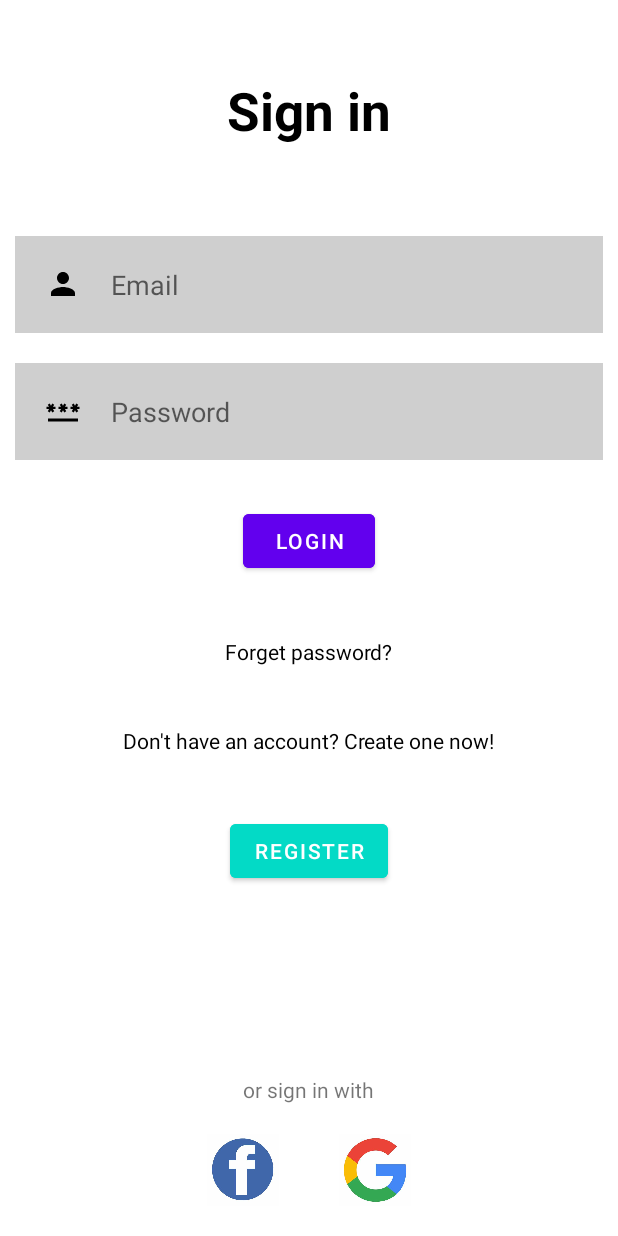
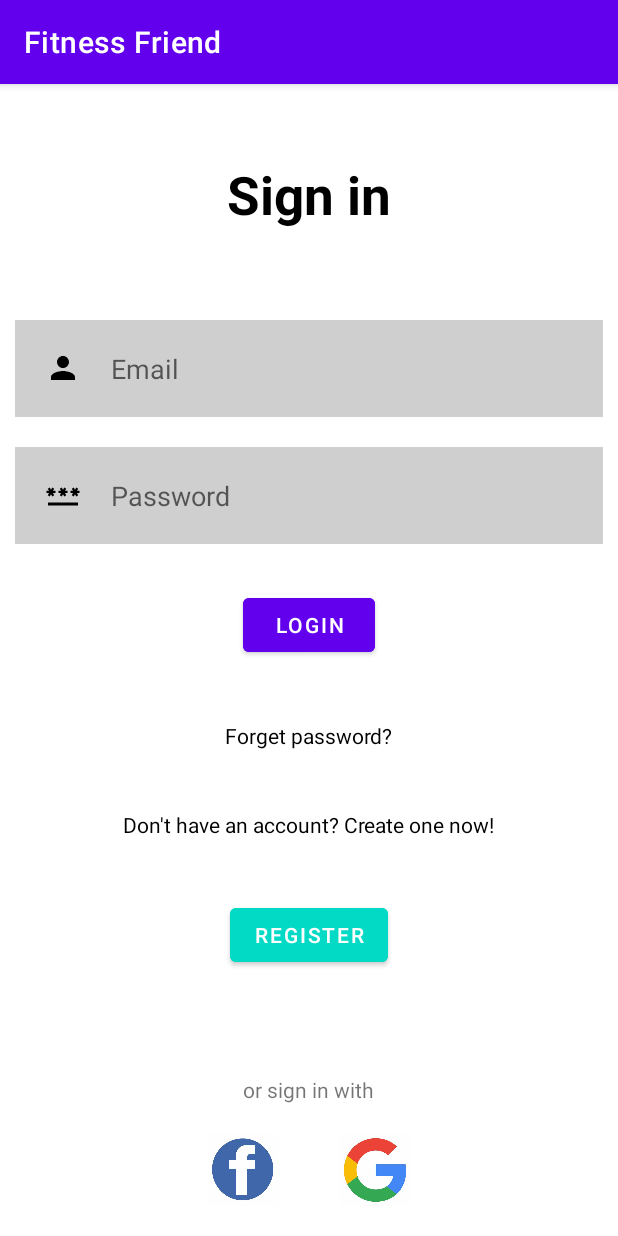
Before and after one commit to alexandravoinea01/FitnessFriend, an Android app: the screen it shows after launch (LoginActivity), on a phone screen of 412 x 824 dp. Run offline under Robolectric (Android 15) with nearby library versions, the phone set to English and light mode, and no system bars; our stand-ins replace Firebase (no records; nobody signed in at launch, a user with empty details on screens opened directly).

Commit message:
added home activity and logout

```diff
--- a/app/src/main/java/com/example/fitnessfriend/LoginActivity.java
+++ b/app/src/main/java/com/example/fitnessfriend/LoginActivity.java
@@ -63,6 +63,8 @@ public class LoginActivity extends AppCompatActivity {
                                 if (task.isSuccessful()) {
                                     Toast.makeText(LoginActivity.this, "Login successful.",
                                             Toast.LENGTH_SHORT).show();
+                                    Intent intent = new Intent(getApplicationContext(), HomeActivity.class);
+                                    startActivity(intent);
 
                                 } else {
                                     // If sign in fails, display a message to the user.
--- a/app/src/main/java/com/example/fitnessfriend/RegisterActivity.java
+++ b/app/src/main/java/com/example/fitnessfriend/RegisterActivity.java
@@ -1,5 +1,6 @@
 package com.example.fitnessfriend;
 
+import android.content.Intent;
 import android.os.Bundle;
 import android.text.TextUtils;
 import android.view.View;
@@ -58,6 +59,8 @@ public class RegisterActivity extends AppCompatActivity {
                                 if (task.isSuccessful()) {
                                     Toast.makeText(RegisterActivity.this, "Account created.",
                                              Toast.LENGTH_SHORT).show();
+                                    Intent intent = new Intent(getApplicationContext(), HomeActivity.class);
+                                    startActivity(intent);
 
                                 } else {
                                     // If sign in fails, display a message to the user.
--- a/app/src/main/res/layout/activity_login.xml
+++ b/app/src/main/res/layout/activity_login.xml
@@ -1,6 +1,5 @@
 <?xml version="1.0" encoding="utf-8"?>
 <RelativeLayout xmlns:android="http://schemas.android.com/apk/res/android"
-    xmlns:tools="http://schemas.android.com/tools"
     android:layout_width="match_parent"
     android:layout_height="match_parent"
     android:orientation="vertical">
@@ -11,7 +10,7 @@
         android:layout_height="wrap_content"
         android:text="@string/sign_in"
         android:textColor="@color/black"
-        android:textSize="35dp"
+        android:textSize="35sp"
         android:textStyle="bold"
         android:layout_margin="50dp"
         android:gravity="center"/>
@@ -26,7 +25,7 @@
         android:layout_margin="10dp"
         android:padding="20dp"
         android:background="#30000000"
-        android:drawableLeft="@drawable/baseline_person_24"
+        android:drawableStart="@drawable/baseline_person_24"
         android:drawablePadding="20dp"/>
 
     <EditText
@@ -39,7 +38,7 @@
         android:layout_margin="10dp"
         android:padding="20dp"
         android:background="#30000000"
-        android:drawableLeft="@drawable/baseline_password_24"
+        android:drawableStart="@drawable/baseline_password_24"
         android:drawablePadding="20dp"
         android:inputType="textPassword"/>
 
--- a/app/src/main/res/values-night/themes.xml
+++ b/app/src/main/res/values-night/themes.xml
@@ -1,6 +1,6 @@
 <resources xmlns:tools="http://schemas.android.com/tools">
     <!-- Base application theme. -->
-    <style name="Theme.FitnessFriend" parent="Theme.MaterialComponents.DayNight.NoActionBar">
+    <style name="Theme.FitnessFriend" parent="Theme.MaterialComponents.DayNight.DarkActionBar">
         <!-- Primary brand color. -->
         <item name="colorPrimary">@color/purple_200</item>
         <item name="colorPrimaryVariant">@color/purple_700</item>
--- a/app/src/main/res/values/strings.xml
+++ b/app/src/main/res/values/strings.xml
@@ -1,5 +1,5 @@
 <resources>
-    <string name="app_name">FitnessFriend</string>
+    <string name="app_name">Fitness Friend</string>
     <string name="hello_world">Hello World!</string>
     <string name="name">Name</string>
     <string name="say_hi">Say Hi!</string>
@@ -12,4 +12,6 @@
     <string name="newAccount">Don\'t have an account? Create one now!</string>
     <string name="register">Register</string>
     <string name="sign_up">Sign up</string>
+    <string name="logout">Logout</string>
+    <string name="welcome">Welcome!</string>
 </resources>
--- a/app/src/main/res/values/themes.xml
+++ b/app/src/main/res/values/themes.xml
@@ -1,6 +1,6 @@
 <resources xmlns:tools="http://schemas.android.com/tools">
     <!-- Base application theme. -->
-    <style name="Theme.FitnessFriend" parent="Theme.MaterialComponents.DayNight.NoActionBar">
+    <style name="Theme.FitnessFriend" parent="Theme.MaterialComponents.DayNight.DarkActionBar">
         <!-- Primary brand color. -->
         <item name="colorPrimary">@color/purple_500</item>
         <item name="colorPrimaryVariant">@color/purple_700</item>
```
Also changed, not shown: app/src/main/AndroidManifest.xml (+7 -1 lines), app/src/main/java/com/example/fitnessfriend/HomeActivity.java (added, +32 -0 lines), app/src/main/res/layout/activity_home.xml (added, +26 -0 lines), app/src/main/res/layout/activity_register.xml (+3 -4 lines).
